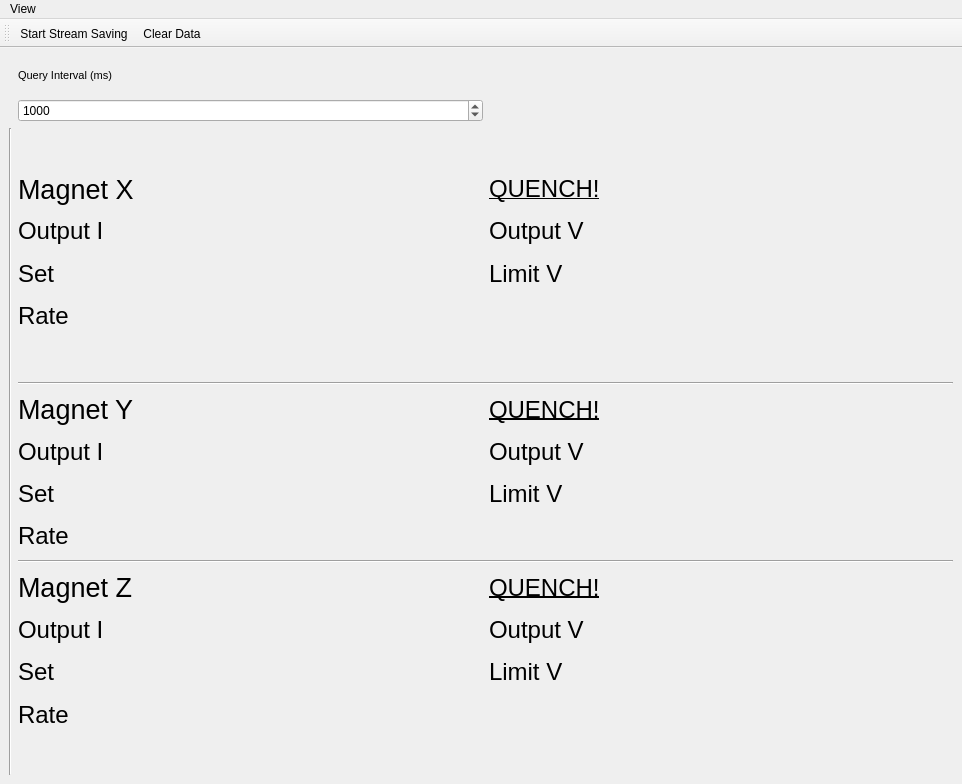
The window that gui/simple_magnet/ui_simple_magnet.ui (projecthira/qudi-hira) describes before a commit, drawn with Qt 5.
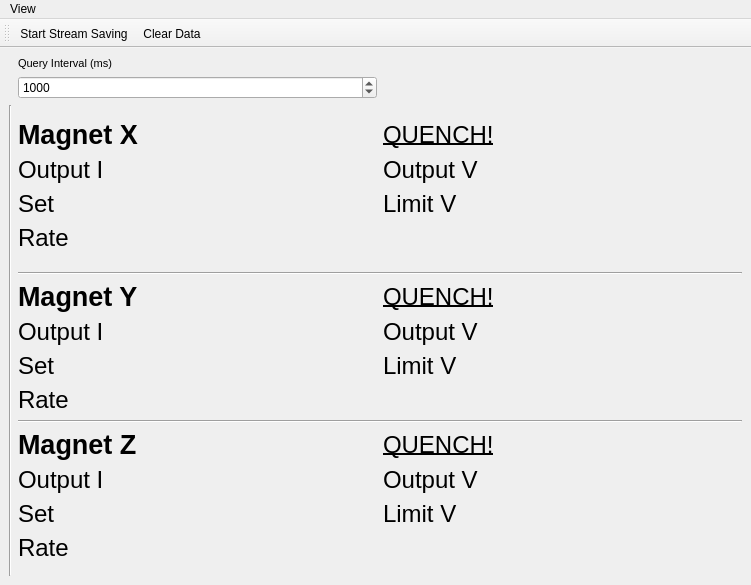
The same window after the commit. Icons and pictures are not drawn.

Commit message: SC magnet logic, gui and HW tested with physical controller.

What changed in the file:
```diff
--- a/gui/simple_magnet/ui_simple_magnet.ui
+++ b/gui/simple_magnet/ui_simple_magnet.ui
@@ -6,8 +6,8 @@
    <rect>
     <x>0</x>
     <y>0</y>
-    <width>962</width>
-    <height>784</height>
+    <width>751</width>
+    <height>585</height>
    </rect>
   </property>
   <property name="windowTitle">
@@ -123,6 +123,8 @@
       <property name="font">
        <font>
         <pointsize>20</pointsize>
+        <weight>75</weight>
+        <bold>true</bold>
        </font>
       </property>
       <property name="text">
@@ -211,6 +213,8 @@
       <property name="font">
        <font>
         <pointsize>20</pointsize>
+        <weight>75</weight>
+        <bold>true</bold>
        </font>
       </property>
       <property name="text">
@@ -230,6 +234,8 @@
       <property name="font">
        <font>
         <pointsize>20</pointsize>
+        <weight>75</weight>
+        <bold>true</bold>
        </font>
       </property>
       <property name="text">
@@ -365,7 +371,7 @@
     <rect>
      <x>0</x>
      <y>0</y>
-     <width>962</width>
+     <width>751</width>
      <height>21</height>
     </rect>
    </property>
```
Left out of the diff: 2 changed lines with no effect on the pictures. The commit also changes 5 other files.
